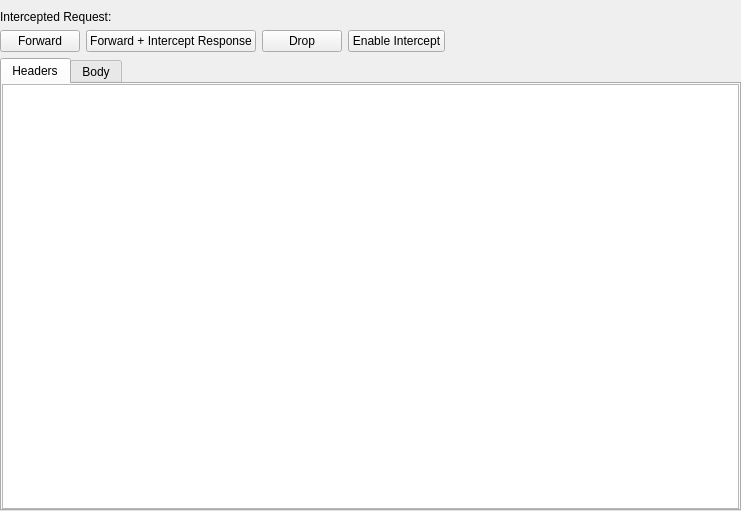
Above: src/frontend/ui/intercept/intercept_page.ui from evanrolfe/oneproxy before the change. Below: the same form after it.
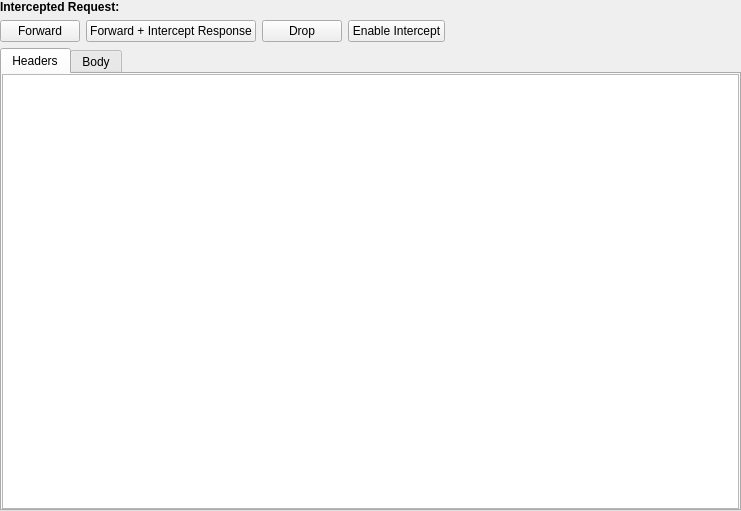
That is the form after the change.

Commit message: Frontend: add crawler page

Patch:
```diff
--- a/src/frontend/ui/intercept/intercept_page.ui
+++ b/src/frontend/ui/intercept/intercept_page.ui
@@ -28,26 +28,22 @@
    </property>
    <item>
     <layout class="QVBoxLayout" name="verticalLayout_3">
+     <property name="topMargin">
+      <number>0</number>
+     </property>
      <item>
       <layout class="QVBoxLayout" name="verticalLayout_2">
-       <item>
-        <spacer name="verticalSpacer">
-         <property name="orientation">
-          <enum>Qt::Vertical</enum>
-         </property>
-         <property name="sizeType">
-          <enum>QSizePolicy::Maximum</enum>
-         </property>
-         <property name="sizeHint" stdset="0">
-          <size>
-           <width>20</width>
-           <height>10</height>
-          </size>
-         </property>
-        </spacer>
-       </item>
+       <property name="topMargin">
+        <number>0</number>
+       </property>
        <item>
         <widget class="QLabel" name="interceptTitle">
+         <property name="font">
+          <font>
+           <weight>75</weight>
+           <bold>true</bold>
+          </font>
+         </property>
          <property name="text">
           <string>Intercepted Request:</string>
          </property>
```
The commit also changes 23 other files.
